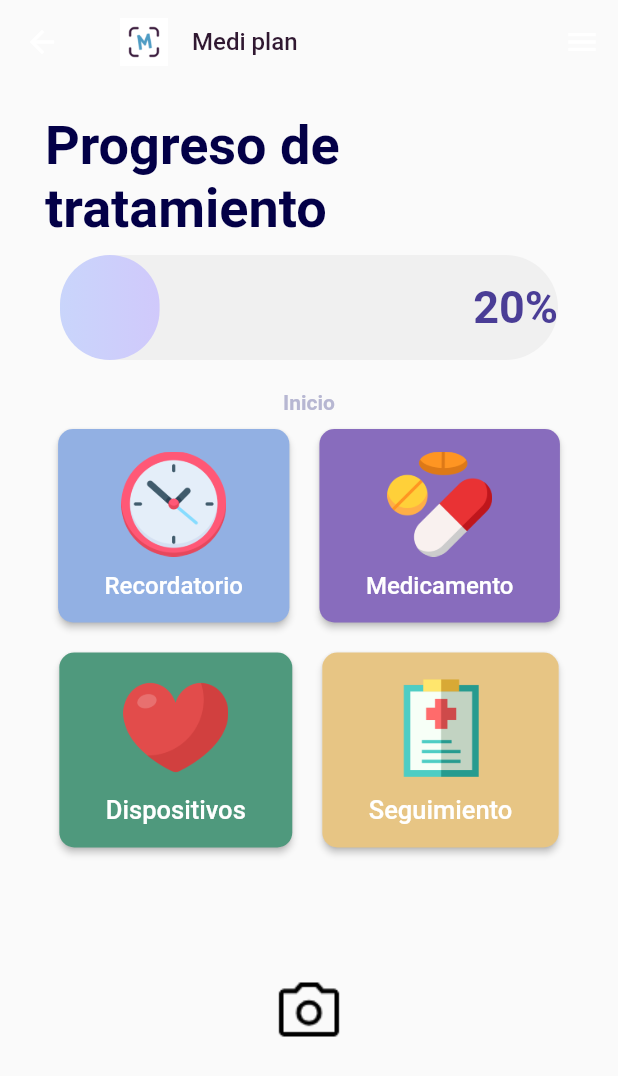
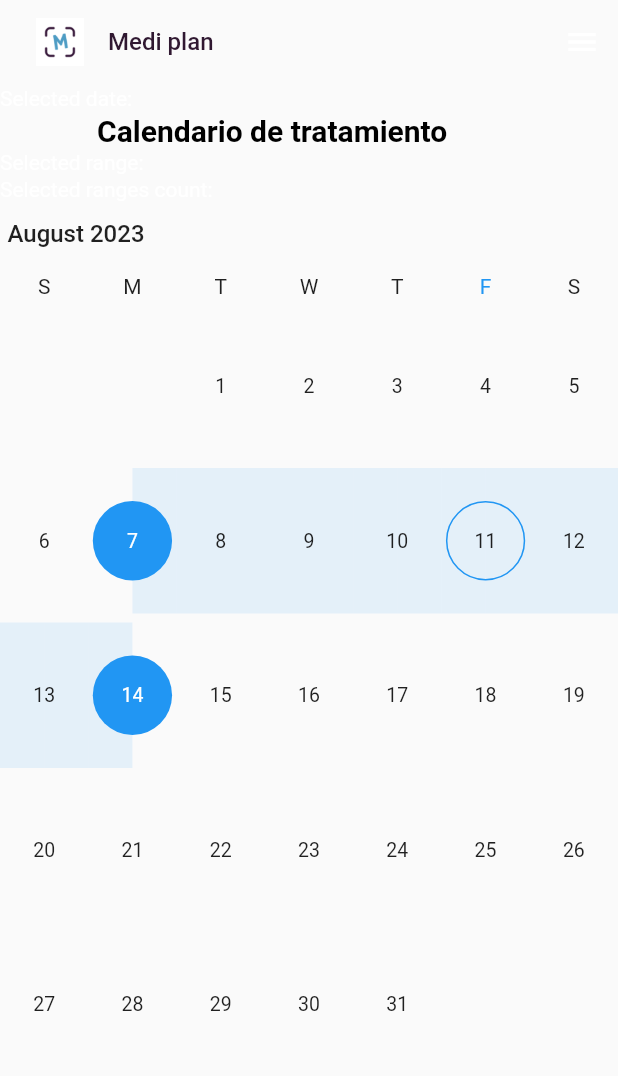
Before and after one commit to YESSENIAJUAREZHERNANDEZ/mediplan_proyecto, a Flutter app: the MainScreen screen opened directly, after a tap on "Seguimiento", on a phone screen of 412 x 824 dp. Shown: the top 1076 px of the screen. Run offline on Flutter 3.47's test engine with Material 2 defaults, Android fonts, the phone set to English and light mode, and no system bars; drawn by our look-alikes of percent_indicator, syncfusion_flutter_datepicker; our stand-ins replace firebase_auth, firebase_core, firebase_database, image_picker, shared_preferences; accounts and stored records are empty.

Commit message:
calendar

```diff
--- a/lib/screens/main_screen.dart
+++ b/lib/screens/main_screen.dart
@@ -8,6 +8,7 @@ import 'package:flutter_application_1/screens/formulario.dart';
 import 'package:flutter_application_1/screens/formulario2.dart';
 import 'package:flutter_application_1/screens/loginapp.dart';
 import 'package:flutter_application_1/screens/recordatorios.dart';
+import 'package:flutter_application_1/screens/seguimiento.dart';
 import 'package:flutter_application_1/screens/splash_dos.dart';
 import 'package:percent_indicator/percent_indicator.dart';
 import 'package:shared_preferences/shared_preferences.dart';
@@ -26,6 +27,7 @@ class MainScreen extends StatelessWidget{
   @override
   Widget build(BuildContext context){
     return Scaffold(
+      backgroundColor: Color.fromARGB(255, 223, 238, 248), // Fondo azul
     appBar: AppBar(
   elevation: 0,
   backgroundColor: Colors.transparent,
@@ -284,7 +286,7 @@ Widget _textsHeader(BuildContext context) {
                 );
             },
             style: ElevatedButton.styleFrom(
-              primary: Color.fromARGB(255, 79, 153, 125),  // Color de fondo
+              primary: Color.fromARGB(255, 233, 100, 144),  // Color de fondo
 
               onPrimary: Colors.white, // Color del texto
               //side: BorderSide(color: Color.fromARGB(255, 120, 49, 148), width: 2), // Color y ancho del borde,
@@ -295,7 +297,7 @@ Widget _textsHeader(BuildContext context) {
           child: Column(
             children: [
               Image.asset(
-                'assets/inicio/tres.png',
+                'assets/iconos/espera.png',
                 width: 70,
                 height: 70,
                 fit: BoxFit.cover,
@@ -315,11 +317,13 @@ Widget _textsHeader(BuildContext context) {
           ElevatedButton(
             onPressed: () {
               // Acción cuando se presiona el cuarto botón
-
+             Navigator.push( context,
+                  MaterialPageRoute(builder: (context) => CalendarScreen()),
+                );
 
             },
             style: ElevatedButton.styleFrom(
-              primary: Color.fromARGB(255, 231, 197, 132), // Color de fondo
+              primary: Color.fromARGB(255, 209, 134, 98), // Color de fondo
               onPrimary: Colors.white, // Color del texto
               //side: BorderSide(color: Color.fromARGB(255, 120, 49, 148), width: 2), // Color y ancho del borde,
               shape: RoundedRectangleBorder(borderRadius: BorderRadius.circular(10),),
--- /dev/null
+++ b/lib/screens/seguimiento.dart
@@ -0,0 +1,189 @@
+import 'package:flutter/material.dart';
+import 'package:flutter_application_1/screens/loginapp.dart';
+// ignore: depend_on_referenced_packages
+import 'package:intl/intl.dart';
+import 'package:syncfusion_flutter_datepicker/datepicker.dart';
+
+void main() {
+  return runApp(CalendarScreen());
+}
+
+/// My app class to display the date range picker
+class CalendarScreen extends StatefulWidget {
+  @override
+  MyAppState createState() => MyAppState();
+}
+
+/// State for MyApp
+class MyAppState extends State<CalendarScreen> {
+  String _selectedDate = '';
+  String _dateCount = '';
+  String _range = '';
+  String _rangeCount = '';
+
+  /// The method for [DateRangePickerSelectionChanged] callback, which will be
+  /// called whenever a selection changed on the date picker widget.
+  void _onSelectionChanged(DateRangePickerSelectionChangedArgs args) {
+    /// The argument value will return the changed date as [DateTime] when the
+    /// widget [SfDateRangeSelectionMode] set as single.
+    ///
+    /// The argument value will return the changed dates as [List<DateTime>]
+    /// when the widget [SfDateRangeSelectionMode] set as multiple.
+    ///
+    /// The argument value will return the changed range as [PickerDateRange]
+    /// when the widget [SfDateRangeSelectionMode] set as range.
+    ///
+    /// The argument value will return the changed ranges as
+    /// [List<PickerDateRange] when the widget [SfDateRangeSelectionMode] set as
+    /// multi range.
+    setState(() {
+      if (args.value is PickerDateRange) {
+        _range = '${DateFormat('dd/MM/yyyy').format(args.value.startDate)} -'
+            // ignore: lines_longer_than_80_chars
+            ' ${DateFormat('dd/MM/yyyy').format(args.value.endDate ?? args.value.startDate)}';
+      } else if (args.value is DateTime) {
+        _selectedDate = args.value.toString();
+      } else if (args.value is List<DateTime>) {
+        _dateCount = args.value.length.toString();
+      } else {
+        _rangeCount = args.value.length.toString();
+      }
+    });
+  }
+
+  @override
+  Widget build(BuildContext context) {
+    return MaterialApp(
+      debugShowCheckedModeBanner: false,
+        home: Scaffold(
+              appBar: AppBar(
+        elevation: 0,
+        backgroundColor: Colors.transparent,
+        title: Row(
+          children: [
+            IconButton(
+              icon: Image.asset('assets/iconos/icono2.png'),
+              onPressed: () {},
+            ),
+            SizedBox(width: 8),
+            Text(
+              'Medi plan',
+              style: TextStyle(
+                color: Color.fromARGB(255, 48, 24, 49),
+                fontSize: 16,
+              ),
+            ),
+          ],
+        ),
+      ),
+      endDrawer: Drawer(
+    child: ListView(
+      children: [
+        DrawerHeader(
+  decoration: BoxDecoration(
+    image: DecorationImage(
+      image: AssetImage('assets/imagenes/campo2.png'),
+      fit: BoxFit.cover,
+    ),
+  ),
+  child: Column(
+    mainAxisAlignment: MainAxisAlignment.end,
+    crossAxisAlignment: CrossAxisAlignment.start,
+    children: [
+      Text(
+        'Medi plan',
+        style: TextStyle(
+          fontSize: 20,
+          fontWeight: FontWeight.bold,
+          color: Colors.white,
+        ),
+      ),
+      Text(
+        'Configuración',
+        style: TextStyle(
+          fontSize: 16,
+          color: Color.fromARGB(255, 48, 24, 49),
+        ),
+      ),
+    ],
+  ),
+),
+
+        ListTile(
+          title: Text('Información de la cuenta',
+          style: TextStyle( color: Color.fromARGB(255, 48, 24, 49), fontSize: 16,
+           ),),
+          onTap: () {
+            // Acción para la opción 1
+            Navigator.push( context,
+                  MaterialPageRoute(builder: (context) => LoginScreen() ),
+                );
+          },
+        ),
+        ListTile(
+          title: Text(
+            'Cerrar sesión',
+            style: TextStyle(color: Color.fromARGB(255, 48, 24, 49), fontSize: 16),
+          ),
+          onTap: () {
+            // Llamar a la función para cerrar sesión
+
+          },
+        ),
+        ListTile(
+          title: Text('',
+          style: TextStyle( color: Color.fromARGB(255, 48, 24, 49), fontSize: 16,
+           ),),
+          onTap: () {
+            // Acción para la opción 3
+          },
+        ),
+      ],
+    ),
+  ),
+            body: Stack(
+              children: <Widget>[
+                Positioned(
+                  left: 0,
+                  right: 0,
+                  top: 0,
+                  height: 80,
+                  child: Column(
+                    mainAxisAlignment: MainAxisAlignment.spaceEvenly,
+                    mainAxisSize: MainAxisSize.min,
+                    crossAxisAlignment: CrossAxisAlignment.start,
+                    children: <Widget>[
+                      Text('Selected date: $_selectedDate',style: TextStyle(
+              color: Colors.white,
+            ),),
+                      Text('             Calendario de tratamiento $_dateCount',style: TextStyle(
+              fontSize: 20.0,
+              fontWeight: FontWeight.bold,
+              color: Color.fromARGB(255, 0, 0, 0),
+            ),),
+                      Text('Selected range: $_range',style: TextStyle(
+              color: Colors.white,
+            ),),
+                      Text('Selected ranges count: $_rangeCount',style: TextStyle(
+              color: Colors.white,
+            ),)
+                    ],
+                  ),
+                ),
+                Positioned(
+                  left: 0,
+                  top: 80,
+                  right: 0,
+                  bottom: 0,
+                  child: SfDateRangePicker(
+                    onSelectionChanged: _onSelectionChanged,
+                    selectionMode: DateRangePickerSelectionMode.range,
+                    initialSelectedRange: PickerDateRange(
+                        DateTime.now().subtract(const Duration(days: 4)),
+                        DateTime.now().add(const Duration(days: 3))),
+                  ),
+                )
+              ],
+            )));
+  }
+}
--- a/pubspec.yaml
+++ b/pubspec.yaml
@@ -42,9 +42,7 @@ dependencies:
   firebase_auth: ^4.7.2
   firebase_database: ^10.2.4
   shared_preferences: ^2.2.0
-
-
-  # table_calendar: ^3.0.9
+  syncfusion_flutter_datepicker: ^22.2.8
 
 
 dev_dependencies:
```
Also changed, not shown: lib/screens/dispositivos.dart (+26 -15 lines), lib/screens/editarecordatorios.dart (+29 -25 lines), assets/imagenes/sensor.png (added), assets/imagenes/sistema-de-alarmas.png (deleted), assets/imagenes/teletrabajo.png (added), pubspec.lock.
